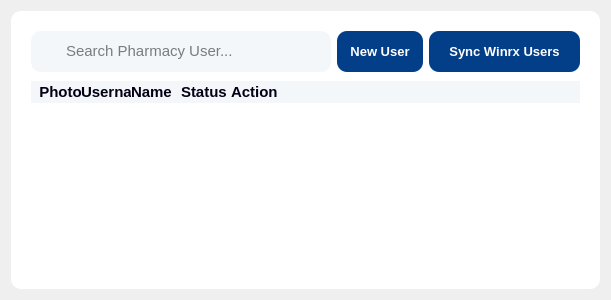
Rex-Honey/medidozeNoDb, file uiFiles/pharmacyUsers.ui: the form before one commit.
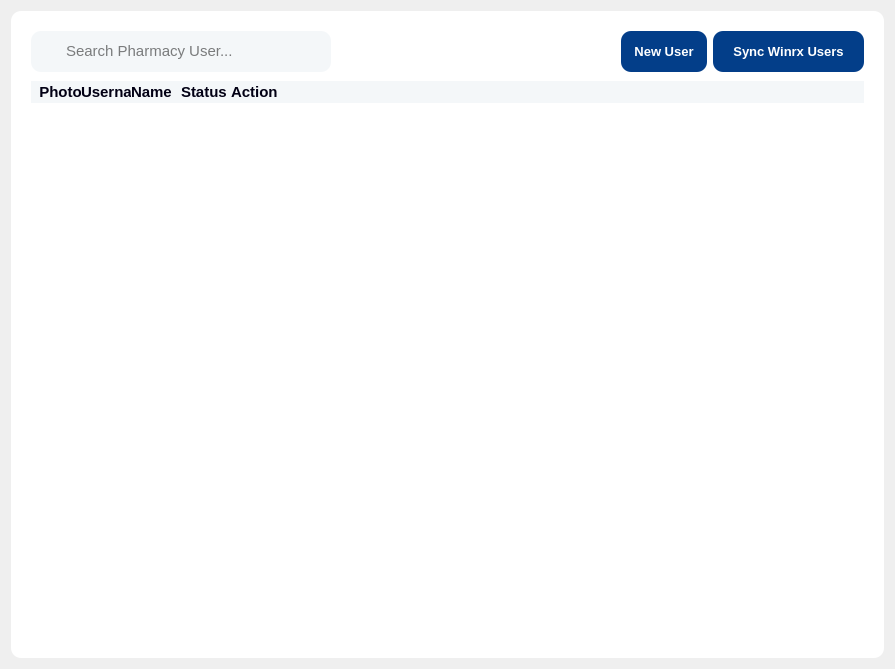
The form after the commit. Icons and pictures are not drawn.

Patch:
```diff
--- a/uiFiles/pharmacyUsers.ui
+++ b/uiFiles/pharmacyUsers.ui
@@ -6,8 +6,8 @@
    <rect>
     <x>0</x>
     <y>0</y>
-    <width>400</width>
-    <height>300</height>
+    <width>895</width>
+    <height>669</height>
    </rect>
   </property>
   <property name="windowTitle">
```
